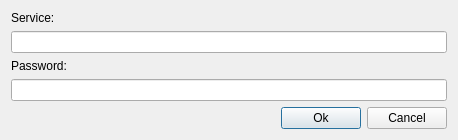
Old version of the form proj/src/PasswordDialog.ui in the repository germix/password-chest.
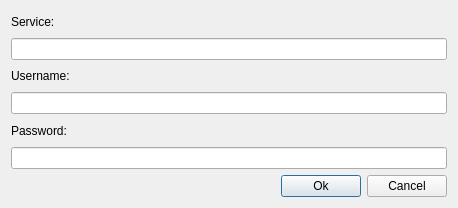
New version of the form.

Commit message: Store usernames/emails

What changed in the file:
```diff
--- a/proj/src/PasswordDialog.ui
+++ b/proj/src/PasswordDialog.ui
@@ -7,7 +7,7 @@
     <x>0</x>
     <y>0</y>
     <width>458</width>
-    <height>133</height>
+    <height>208</height>
    </rect>
   </property>
   <property name="windowTitle">
@@ -24,17 +24,7 @@
    <item row="1" column="0">
     <widget class="QLineEdit" name="txtService"/>
    </item>
-   <item row="2" column="0">
-    <widget class="QLabel" name="lblPassword">
-     <property name="text">
-      <string>Password:</string>
-     </property>
-    </widget>
-   </item>
-   <item row="3" column="0">
-    <widget class="QLineEdit" name="txtPassword"/>
-   </item>
-   <item row="4" column="0">
+   <item row="6" column="0">
     <layout class="QHBoxLayout" name="horizontalLayout">
      <item>
       <spacer name="horizontalSpacer">
@@ -65,6 +55,26 @@
      </item>
     </layout>
    </item>
+   <item row="5" column="0">
+    <widget class="QLineEdit" name="txtPassword"/>
+   </item>
+   <item row="4" column="0">
+    <widget class="QLabel" name="lblPassword">
+     <property name="text">
+      <string>Password:</string>
+     </property>
+    </widget>
+   </item>
+   <item row="2" column="0">
+    <widget class="QLabel" name="lblUsername">
+     <property name="text">
+      <string>Username:</string>
+     </property>
+    </widget>
+   </item>
+   <item row="3" column="0">
+    <widget class="QLineEdit" name="txtUsername"/>
+   </item>
   </layout>
  </widget>
  <resources/>
```
Left out of the diff: 7 changed lines with no effect on the pictures. The commit also changes 8 other files.
